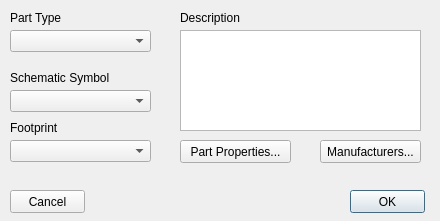
fierst/parts-db-editor, file AltiumPartsDB/part_params_dlg.ui: the form before one commit.
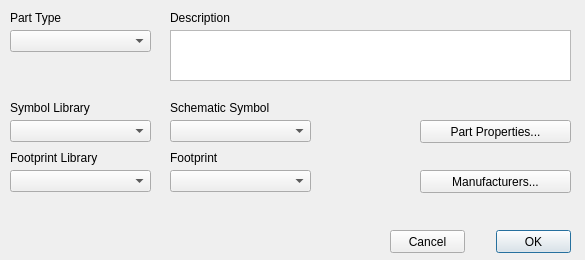
The form after the commit.

Diff of the .ui file:
```diff
--- a/AltiumPartsDB/part_params_dlg.ui
+++ b/AltiumPartsDB/part_params_dlg.ui
@@ -6,8 +6,8 @@
    <rect>
     <x>0</x>
     <y>0</y>
-    <width>440</width>
-    <height>221</height>
+    <width>585</width>
+    <height>260</height>
    </rect>
   </property>
   <property name="windowTitle">
@@ -16,8 +16,8 @@
   <widget class="QPushButton" name="btn_ok">
    <property name="geometry">
     <rect>
-     <x>350</x>
-     <y>190</y>
+     <x>496</x>
+     <y>230</y>
      <width>75</width>
      <height>23</height>
     </rect>
@@ -29,8 +29,8 @@
   <widget class="QPushButton" name="btn_cancel">
    <property name="geometry">
     <rect>
-     <x>10</x>
-     <y>190</y>
+     <x>390</x>
+     <y>230</y>
      <width>75</width>
      <height>23</height>
     </rect>
@@ -65,8 +65,8 @@
   <widget class="QComboBox" name="cmb_symbol">
    <property name="geometry">
     <rect>
-     <x>10</x>
-     <y>90</y>
+     <x>170</x>
+     <y>120</y>
      <width>141</width>
      <height>22</height>
     </rect>
@@ -75,8 +75,8 @@
   <widget class="QComboBox" name="cmb_footprint">
    <property name="geometry">
     <rect>
-     <x>10</x>
-     <y>140</y>
+     <x>170</x>
+     <y>170</y>
      <width>141</width>
      <height>22</height>
     </rect>
@@ -85,8 +85,8 @@
   <widget class="QLabel" name="lbl_symbol">
    <property name="geometry">
     <rect>
-     <x>10</x>
-     <y>70</y>
+     <x>170</x>
+     <y>100</y>
      <width>101</width>
      <height>16</height>
     </rect>
@@ -98,8 +98,8 @@
   <widget class="QLabel" name="lbl_footprint">
    <property name="geometry">
     <rect>
-     <x>10</x>
-     <y>120</y>
+     <x>170</x>
+     <y>150</y>
      <width>101</width>
      <height>16</height>
     </rect>
@@ -111,17 +111,17 @@
   <widget class="QTextEdit" name="txt_description">
    <property name="geometry">
     <rect>
-     <x>180</x>
+     <x>170</x>
      <y>30</y>
-     <width>241</width>
-     <height>101</height>
+     <width>401</width>
+     <height>51</height>
     </rect>
    </property>
   </widget>
   <widget class="QLabel" name="lbl_description">
    <property name="geometry">
     <rect>
-     <x>180</x>
+     <x>170</x>
      <y>10</y>
      <width>61</width>
      <height>16</height>
@@ -134,9 +134,9 @@
   <widget class="QPushButton" name="btn_part_properties">
    <property name="geometry">
     <rect>
-     <x>180</x>
-     <y>140</y>
-     <width>111</width>
+     <x>420</x>
+     <y>120</y>
+     <width>151</width>
      <height>23</height>
     </rect>
    </property>
@@ -147,9 +147,9 @@
   <widget class="QPushButton" name="btn_manufacturers">
    <property name="geometry">
     <rect>
-     <x>320</x>
-     <y>140</y>
-     <width>101</width>
+     <x>420</x>
+     <y>170</y>
+     <width>151</width>
      <height>23</height>
     </rect>
    </property>
@@ -157,6 +157,52 @@
     <string>Manufacturers...</string>
    </property>
   </widget>
+  <widget class="QComboBox" name="cmb_symbol_lib">
+   <property name="geometry">
+    <rect>
+     <x>10</x>
+     <y>120</y>
+     <width>141</width>
+     <height>22</height>
+    </rect>
+   </property>
+  </widget>
+  <widget class="QLabel" name="lbl_symbol_lib">
+   <property name="geometry">
+    <rect>
+     <x>10</x>
+     <y>100</y>
+     <width>101</width>
+     <height>16</height>
+    </rect>
+   </property>
+   <property name="text">
+    <string>Symbol Library</string>
+   </property>
+  </widget>
+  <widget class="QComboBox" name="cmb_footprint_lib">
+   <property name="geometry">
+    <rect>
+     <x>10</x>
+     <y>170</y>
+     <width>141</width>
+     <height>22</height>
+    </rect>
+   </property>
+  </widget>
+  <widget class="QLabel" name="lbl_footprint_lib">
+   <property name="geometry">
+    <rect>
+     <x>10</x>
+     <y>150</y>
+     <width>101</width>
+     <height>16</height>
+    </rect>
+   </property>
+   <property name="text">
+    <string>Footprint Library</string>
+   </property>
+  </widget>
  </widget>
  <resources/>
  <connections/>
```
Left out of the diff: 14 changed lines with no effect on the pictures.
